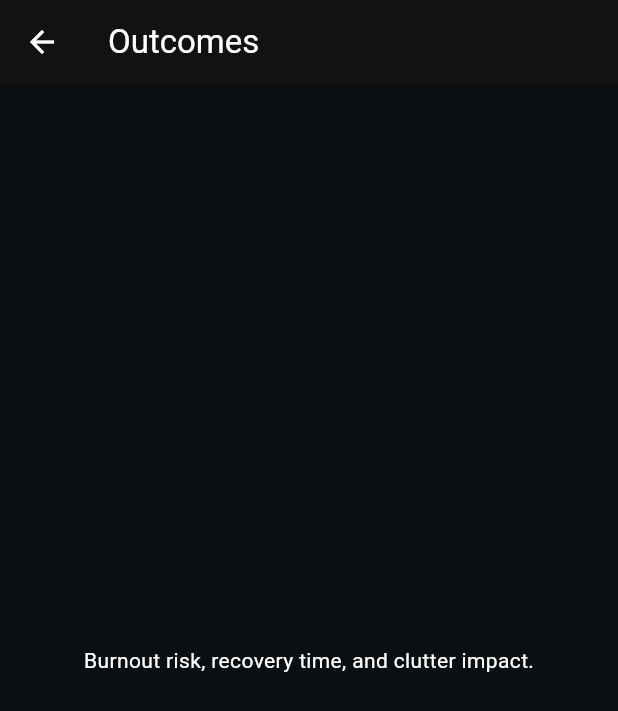
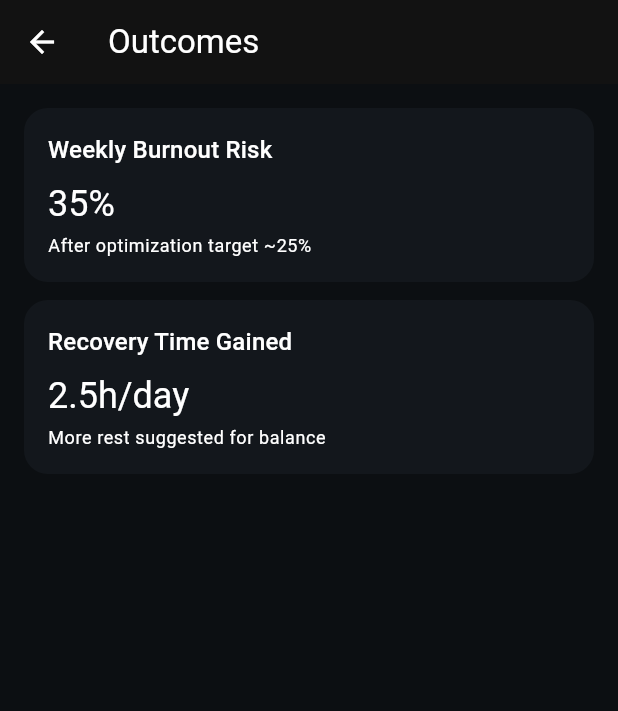
Before and after one commit to LuxeLaps/EnergyOS, a Flutter app: the OutcomesPage screen opened by its route, on a phone screen of 412 x 824 dp. Shown: the top 711 px of the screen. Run offline on Flutter 3.47's test engine with Material 3 defaults, Android fonts, the phone set to English and light mode, and no system bars; our stand-ins replace flutter_riverpod, go_router.

Commit message:
upto veiw outcomes

```diff
--- a/lib/features/checkin/presentation/checkin_page.dart
+++ b/lib/features/checkin/presentation/checkin_page.dart
@@ -92,7 +92,6 @@ class _SliderTile extends StatelessWidget {
     required this.max,
     required this.onChanged,
     this.format,
-    super.key,
   });
 
   @override
--- a/lib/features/outcomes/presentation/outcomes_page.dart
+++ b/lib/features/outcomes/presentation/outcomes_page.dart
@@ -1,15 +1,68 @@
 import 'package:flutter/material.dart';
+import 'package:flutter_riverpod/flutter_riverpod.dart';
+import '../../../core/di/providers.dart';
 
-class OutcomesPage extends StatelessWidget {
+class OutcomesPage extends ConsumerWidget {
   const OutcomesPage({super.key});
 
   @override
-  Widget build(BuildContext context) {
+  Widget build(BuildContext context, WidgetRef ref) {
+    final m = ref.watch(metricsRepoProvider).latest;
+
+    final risk = m?.burnoutRisk ?? 35;
+    final recovery = m?.recoveryHrs ?? 2.5;
+
     return Scaffold(
       appBar: AppBar(title: const Text('Outcomes')),
-      body: const Center(
-        child: Text('Burnout risk, recovery time, and clutter impact.'),
+      body: ListView(
+        padding: const EdgeInsets.all(16),
+        children: [
+          _OutcomeTile(
+            title: 'Weekly Burnout Risk',
+            value: '$risk%',
+            caption: 'After optimization target ~25%',
+          ),
+          const SizedBox(height: 12),
+          _OutcomeTile(
+            title: 'Recovery Time Gained',
+            value: '${recovery.toStringAsFixed(1)}h/day',
+            caption: 'More rest suggested for balance',
+          ),
+        ],
       ),
     );
   }
 }
+
+class _OutcomeTile extends StatelessWidget {
+  final String title;
+  final String value;
+  final String caption;
+  const _OutcomeTile({
+    super.key,
+    required this.title,
+    required this.value,
+    required this.caption,
+  });
+
+  @override
+  Widget build(BuildContext context) {
+    return Container(
+      decoration: BoxDecoration(
+        color: const Color(0xFF13171C),
+        borderRadius: BorderRadius.circular(16),
+      ),
+      padding: const EdgeInsets.all(16),
+      child: Column(
+        crossAxisAlignment: CrossAxisAlignment.start,
+        children: [
+          Text(title, style: Theme.of(context).textTheme.titleMedium),
+          const SizedBox(height: 8),
+          Text(value, style: Theme.of(context).textTheme.headlineSmall),
+          const SizedBox(height: 4),
+          Text(caption, style: Theme.of(context).textTheme.bodySmall),
+        ],
+      ),
+    );
+  }
+}
```
Also changed, not shown: lib/features/dashboard/presentation/dashboard_page.dart (+21 -11 lines).
